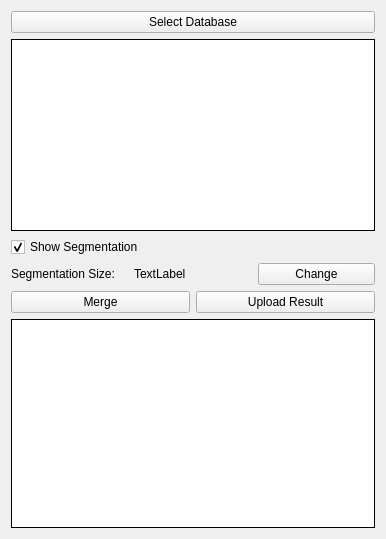
The window that neurolabi/gui/flyem/flyemproofcontrolform.ui (janelia-flyem/NeuTu) describes before a commit, drawn with Qt 5.
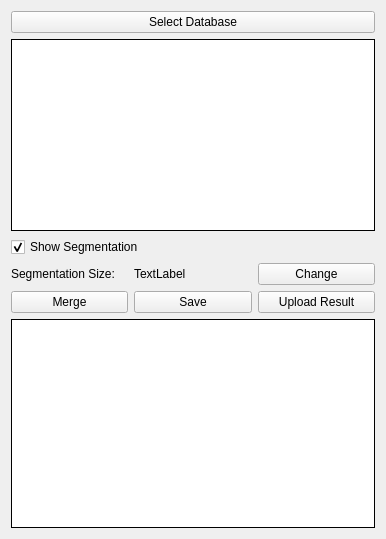
The same window after the commit.

Patch:
```diff
--- a/neurolabi/gui/flyem/flyemproofcontrolform.ui
+++ b/neurolabi/gui/flyem/flyemproofcontrolform.ui
@@ -87,6 +87,13 @@
        </property>
       </widget>
      </item>
+     <item>
+      <widget class="QPushButton" name="pushButton">
+       <property name="text">
+        <string>Save</string>
+       </property>
+      </widget>
+     </item>
      <item>
       <widget class="QPushButton" name="uploadPushButton">
        <property name="text">
```
